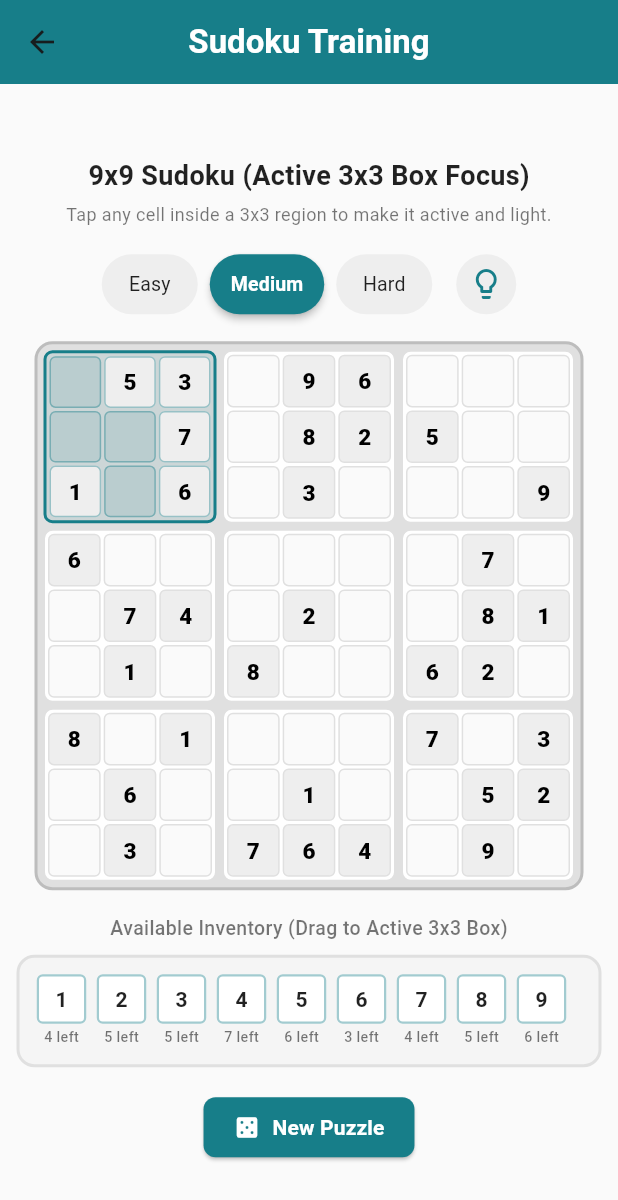
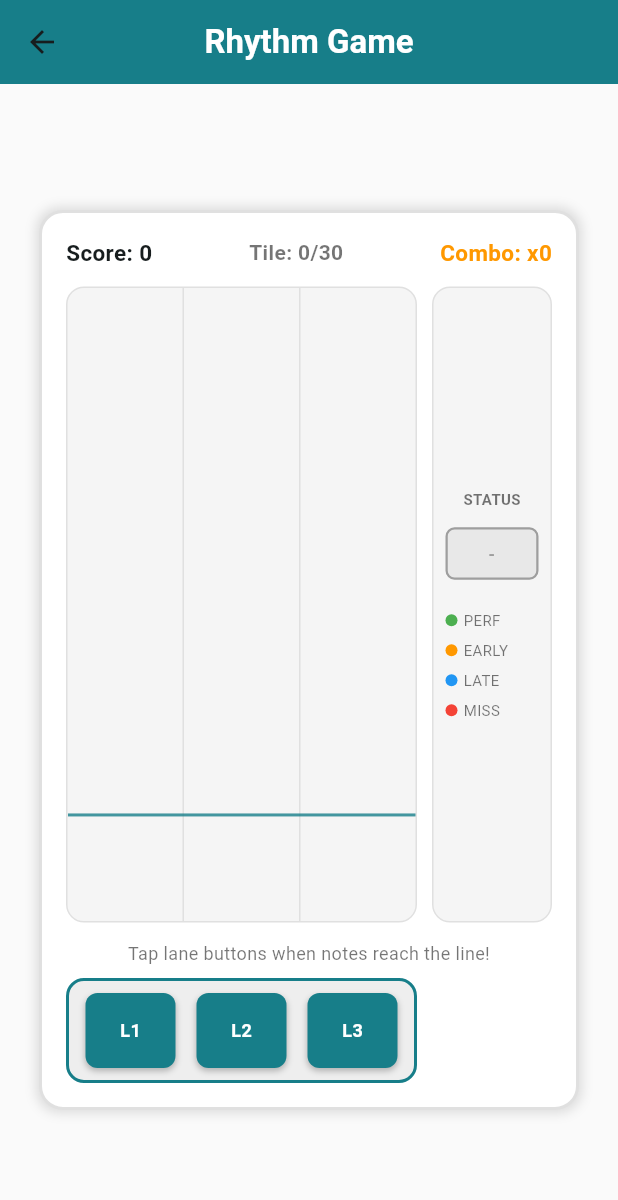
Before and after one commit to andreayeowy-dotcom/Rehab-Sudoku, a Flutter app: the screen it shows after launch, after a tap on "Start Training", on a phone screen of 412 x 824 dp. Shown: the top 1200 px of the screen. Run offline on Flutter 3.47's test engine with Material 3 defaults, Android fonts, the phone set to English and light mode, and no system bars.

Commit message:
Added the rhythm game as demo.dart. can change by replacing the sudoku page with the rhythm game page in main.dart.

```diff
--- a/lib/demo.dart
+++ b/lib/demo.dart
@@ -0,0 +1,523 @@
+import 'package:flutter/material.dart';
+import 'dart:math';
+
+class NoteData {
+  final int lane;
+  double topPosition; // Starts further above screen (-0.3) to appear sooner
+  bool isHit;
+
+  NoteData({
+    required this.lane,
+    this.topPosition = -0.3,
+    this.isHit = false,
+  });
+}
+
+class RhythmSwapGame extends StatefulWidget {
+  const RhythmSwapGame({super.key});
+
+  @override
+  State<RhythmSwapGame> createState() => _RhythmSwapGameState();
+}
+
+class _RhythmSwapGameState extends State<RhythmSwapGame> with SingleTickerProviderStateMixin {
+  late AnimationController _gameController;
+  final List<NoteData> _activeNotes = [];
+  final Random _random = Random();
+
+  int _score = 0;
+  int _combo = 0;
+  double _spawnTimer = 0;
+
+  // Feedback tracking for indicators
+  String _lastJudgment = '';
+  Color _lastJudgmentColor = Colors.grey;
+
+  // Track pressed state for each lane button
+  final List<bool> _pressedLanes = [false, false, false];
+
+  // Tracking metrics for the 30-tile limit
+  int _totalSpawned = 0;
+  int _totalHit = 0;
+  bool _isGameOver = false;
+
+  static const int _maxTiles = 30;
+  static const Color _primaryColor = Color(0xFF177E89);
+
+  // Perfect hit position constant used for both line rendering and hit detection
+  static const double _perfectPosition = 0.85;
+
+  @override
+  void initState() {
+    super.initState();
+    _resetGame();
+
+    // Game loop running at 60 FPS via Ticker
+    _gameController = AnimationController(
+      vsync: this,
+      duration: const Duration(seconds: 1),
+    )..repeat();
+
+    _gameController.addListener(_updateGameLoop);
+  }
+
+  void _resetGame() {
+    setState(() {
+      _activeNotes.clear();
+      _score = 0;
+      _combo = 0;
+      _spawnTimer = 0;
+      _totalSpawned = 0;
+      _totalHit = 0;
+      _lastJudgment = '';
+      _lastJudgmentColor = Colors.grey;
+      _pressedLanes.fillRange(0, 3, false);
+      _isGameOver = false;
+    });
+  }
+
+  @override
+  void dispose() {
+    _gameController.dispose();
+    super.dispose();
+  }
+
+  void _updateGameLoop() {
+    if (_isGameOver) return;
+
+    setState(() {
+      double deltaTime = 0.016; // approximate delta for 60fps
+      _spawnTimer += deltaTime;
+
+      // Spawn a new note every 1.5 seconds if we haven't reached 30 tiles
+      if (_spawnTimer > 1.5 && _totalSpawned < _maxTiles) {
+        _spawnTimer = 0;
+        _totalSpawned++;
+        int lane = _random.nextInt(3);
+        _activeNotes.add(NoteData(lane: lane));
+      }
+
+      // Falling speed (0.45)
+      for (var note in _activeNotes) {
+        note.topPosition += deltaTime * 0.45;
+      }
+
+      // Check for missed notes that passed the bottom interceptor line
+      for (int i = _activeNotes.length - 1; i >= 0; i--) {
+        var note = _activeNotes[i];
+        if (note.topPosition > 0.95) {
+          // Missed note
+          _combo = 0;
+          _lastJudgment = 'MISS';
+          _lastJudgmentColor = Colors.red;
+          _activeNotes.removeAt(i);
+        }
+      }
+
+      // Check if game is finished (all 30 tiles spawned and resolved)
+      if (_totalSpawned >= _maxTiles && _activeNotes.isEmpty) {
+        _isGameOver = true;
+      }
+    });
+  }
+
+  void _handleLaneTap(int lane) {
+    if (_isGameOver) return;
+    setState(() {
+      int hitIndex = -1;
+      String judgment = '';
+      Color judgmentColor = Colors.grey;
+
+      // Look for a note in this lane within the hit window (~0.70 to 0.95)
+      for (int i = 0; i < _activeNotes.length; i++) {
+        var note = _activeNotes[i];
+        if (note.lane == lane && !note.isHit) {
+          if (note.topPosition >= 0.70 && note.topPosition <= 0.95) {
+            hitIndex = i;
+            double diff = note.topPosition - _perfectPosition;
+
+            // Timing windows aligned precisely with the target line
+            if (diff.abs() <= 0.03) {
+              judgment = 'PERFECT';
+              judgmentColor = Colors.green;
+              _score += 100 * (_combo > 0 ? _combo : 1);
+            } else if (diff < 0) {
+              judgment = 'EARLY';
+              judgmentColor = Colors.orange;
+              _score += 50 * (_combo > 0 ? _combo : 1);
+            } else {
+              judgment = 'LATE';
+              judgmentColor = Colors.blue;
+              _score += 50 * (_combo > 0 ? _combo : 1);
+            }
+            break;
+          }
+        }
+      }
+
+      if (hitIndex != -1) {
+        _combo++;
+        _totalHit++;
+        _activeNotes.removeAt(hitIndex);
+        _lastJudgment = judgment;
+        _lastJudgmentColor = judgmentColor;
+      }
+    });
+  }
+
+  @override
+  Widget build(BuildContext context) {
+    return Center(
+      child: Container(
+        width: 360,
+        height: 600,
+        padding: const EdgeInsets.all(16),
+        decoration: BoxDecoration(
+          color: Colors.white,
+          borderRadius: BorderRadius.circular(16),
+          border: Border.all(color: Colors.grey[300]!, width: 2),
+          boxShadow: const [BoxShadow(color: Colors.black12, blurRadius: 6, spreadRadius: 2)],
+        ),
+        child: _isGameOver ? _buildFeedbackView() : _buildGamePlayView(),
+      ),
+    );
+  }
+
+  Widget _buildGamePlayView() {
+    return Column(
+      mainAxisAlignment: MainAxisAlignment.spaceBetween,
+      children: [
+        // Score, Combo & Tile Count Header
+        Row(
+          mainAxisAlignment: MainAxisAlignment.spaceBetween,
+          children: [
+            Text("Score: $_score", style: const TextStyle(fontSize: 15, fontWeight: FontWeight.bold)),
+            Text("Tile: $_totalSpawned/$_maxTiles", style: const TextStyle(fontSize: 14, color: Colors.black54, fontWeight: FontWeight.w600)),
+            Text("Combo: x$_combo", style: const TextStyle(fontSize: 15, fontWeight: FontWeight.bold, color: Colors.orange)),
+          ],
+        ),
+
+        // Falling Notes Area with Side Indicator Panel
+        Expanded(
+          child: Padding(
+            padding: const EdgeInsets.symmetric(vertical: 12),
+            child: Row(
+              children: [
+                // Rhythm Track (takes flex space, pushing lanes naturally left)
+                Expanded(
+                  flex: 3,
+                  child: Container(
+                    decoration: BoxDecoration(
+                      color: Colors.grey[100],
+                      borderRadius: BorderRadius.circular(12),
+                      border: Border.all(color: Colors.grey[300]!),
+                    ),
+                    child: ClipRect(
+                      child: LayoutBuilder(
+                        builder: (context, constraints) {
+                          double trackHeight = constraints.maxHeight;
+                          double targetTopOffset = _perfectPosition * (trackHeight - 24);
+
+                          return Stack(
+                            clipBehavior: Clip.none,
+                            children: [
+                              // Lane dividers
+                              Row(
+                                mainAxisAlignment: MainAxisAlignment.spaceEvenly,
+                                children: List.generate(2, (_) => Container(width: 1, color: Colors.grey[300])),
+                              ),
+                              // Falling Notes
+                              ..._activeNotes.map((note) {
+                                double laneWidth = constraints.maxWidth / 3;
+                                double leftPos = note.lane * laneWidth + (laneWidth - 60) / 2;
+                                double topPos = note.topPosition * (trackHeight - 24);
+
+                                return Positioned(
+                                  left: leftPos,
+                                  top: topPos,
+                                  child: Container(
+                                    width: 60,
+                                    height: 24,
+                                    decoration: BoxDecoration(
+                                      color: _primaryColor,
+                                      borderRadius: BorderRadius.circular(6),
+                                      boxShadow: const [BoxShadow(color: Colors.black26, blurRadius: 2, offset: Offset(0, 1))],
+                                    ),
+                                  ),
+                                );
+                              }),
+                              // Interceptor Line Indicator
+                              Positioned(
+                                top: targetTopOffset + 12,
+                                left: 0,
+                                right: 0,
+                                child: Container(
+                                  height: 2,
+                                  color: _primaryColor.withValues(alpha: 0.8),
+                                ),
+                              ),
+                            ],
+                          );
+                        },
+                      ),
+                    ),
+                  ),
+                ),
+                const SizedBox(width: 10),
+                // Side Indicator Panel
+                SizedBox(
+                  width: 80,
+                  child: Container(
+                    padding: const EdgeInsets.all(8),
+                    decoration: BoxDecoration(
+                      color: Colors.grey[100],
+                      borderRadius: BorderRadius.circular(12),
+                      border: Border.all(color: Colors.grey[300]!),
+                    ),
+                    child: Column(
+                      mainAxisAlignment: MainAxisAlignment.center,
+                      children: [
+                        const Text(
+                          "STATUS",
+                          style: TextStyle(fontSize: 10, fontWeight: FontWeight.bold, color: Colors.black54),
+                        ),
+                        const SizedBox(height: 12),
+                        Container(
+                          padding: const EdgeInsets.symmetric(vertical: 8, horizontal: 4),
+                          width: double.infinity,
+                          alignment: Alignment.center,
+                          decoration: BoxDecoration(
+                            color: _lastJudgmentColor.withValues(alpha: 0.15),
+                            borderRadius: BorderRadius.circular(6),
+                            border: Border.all(color: _lastJudgmentColor, width: 1.5),
+                          ),
+                          child: Text(
+                            _lastJudgment.isEmpty ? '-' : _lastJudgment,
+                            style: TextStyle(
+                              fontSize: 11,
+                              fontWeight: FontWeight.bold,
+                              color: _lastJudgment.isEmpty ? Colors.grey : _lastJudgmentColor,
+                            ),
+                            textAlign: TextAlign.center,
+                          ),
+                        ),
+                        const SizedBox(height: 20),
+                        _buildIndicatorLegend("PERF", Colors.green),
+                        const SizedBox(height: 6),
+                        _buildIndicatorLegend("EARLY", Colors.orange),
+                        const SizedBox(height: 6),
+                        _buildIndicatorLegend("LATE", Colors.blue),
+                        const SizedBox(height: 6),
+                        _buildIndicatorLegend("MISS", Colors.red),
+                      ],
+                    ),
+                  ),
+                ),
+              ],
+            ),
+          ),
+        ),
+
+        // Tappable Lane Buttons perfectly matched to the track's left layout and width
+        Column(
+          children: [
+            const Text(
+              "Tap lane buttons when notes reach the line!",
+              style: TextStyle(fontSize: 12, color: Colors.black54),
+              textAlign: TextAlign.center,
+            ),
+            const SizedBox(height: 8),
+            Row(
+              children: [
+                Expanded(
+                  flex: 3,
+                  child: Container(
+                    height: 70,
+                    padding: const EdgeInsets.symmetric(horizontal: 4, vertical: 8),
+                    decoration: BoxDecoration(
+                      color: Colors.grey[200],
+                      borderRadius: BorderRadius.circular(12),
+                      border: Border.all(color: _primaryColor, width: 2),
+                    ),
+                    child: LayoutBuilder(
+                      builder: (context, constraints) {
+                        return Stack(
+                          clipBehavior: Clip.none,
+                          children: List.generate(3, (index) {
+                            double laneWidth = constraints.maxWidth / 3;
+                            double leftPos = index * laneWidth + (laneWidth - 60) / 2;
+                            bool isPressed = _pressedLanes[index];
+
+                            return Positioned(
+                              left: leftPos,
+                              top: 0,
+                              child: GestureDetector(
+                                onTapDown: (_) {
+                                  setState(() {
+                                    _pressedLanes[index] = true;
+                                  });
+                                  _handleLaneTap(index);
+                                },
+                                onTapUp: (_) {
+                                  setState(() {
+                                    _pressedLanes[index] = false;
+                                  });
+                                },
+                                onTapCancel: () {
+                                  setState(() {
+                                    _pressedLanes[index] = false;
+                                  });
+                                },
+                                child: AnimatedContainer(
+                                  duration: const Duration(milliseconds: 50),
+                                  width: 60, // Exactly matches note width
+                                  height: 50,
+                                  decoration: BoxDecoration(
+                                    color: isPressed ? const Color(0xFF0F525A) : _primaryColor,
+                                    borderRadius: BorderRadius.circular(8),
+                                    boxShadow: isPressed
+                                        ? [const BoxShadow(color: Colors.black12, blurRadius: 1, offset: Offset(0, 1))]
+                                        : [const BoxShadow(color: Colors.black26, blurRadius: 3, offset: Offset(0, 2))],
+                                    border: isPressed ? Border.all(color: Colors.white, width: 1.5) : null,
+                                  ),
+                                  alignment: Alignment.center,
+                                  child: Text(
+                                    "L${index + 1}",
+                                    style: TextStyle(
+                                      color: Colors.white,
+                                      fontWeight: FontWeight.bold,
+                                      fontSize: isPressed ? 11.5 : 12,
+                                    ),
+                                  ),
+                                ),
+                              ),
+                            );
+                          }),
+                        );
+                      },
+                    ),
+                  ),
+                ),
+                const SizedBox(width: 10),
+                // Empty spacing box to balance out the side status panel width so widths line up perfectly
+                const SizedBox(width: 80),
+              ],
+            ),
+          ],
+        ),
+      ],
+    );
+  }
+
+  Widget _buildIndicatorLegend(String label, Color color) {
+    bool isActive = _lastJudgment == (label == "PERF" ? "PERFECT" : label);
+    return Row(
+      children: [
+        Container(
+          width: 8,
+          height: 8,
+          decoration: BoxDecoration(
+            color: color,
+            shape: BoxShape.circle,
+          ),
+        ),
+        const SizedBox(width: 4),
+        Text(
+          label,
+          style: TextStyle(
+            fontSize: 10,
+            fontWeight: isActive ? FontWeight.bold : FontWeight.normal,
+            color: Colors.black54,
+          ),
+        ),
+      ],
+    );
+  }
+
+  Widget _buildFeedbackView() {
+    double accuracy = _maxTiles > 0 ? (_totalHit / _maxTiles) * 100 : 0.0;
+
+    return Column(
+      mainAxisAlignment: MainAxisAlignment.center,
+      children: [
+        const Icon(Icons.emoji_events, size: 64, color: Colors.amber),
+        const SizedBox(height: 12),
+        const Text(
+          "Performance Summary",
+          style: TextStyle(fontSize: 22, fontWeight: FontWeight.bold, color: Colors.black87),
+        ),
+        const SizedBox(height: 24),
+        Container(
+          padding: const EdgeInsets.all(16),
+          decoration: BoxDecoration(
+            color: Colors.grey[100],
+            borderRadius: BorderRadius.circular(12),
+            border: Border.all(color: Colors.grey[300]!),
+          ),
+          child: Column(
+            children: [
+              _buildFeedbackRow("Final Score", "$_score"),
+              const Divider(height: 20),
+              _buildFeedbackRow("Tiles Hit", "$_totalHit / $_maxTiles"),
+              const Divider(height: 20),
+              _buildFeedbackRow("Accuracy", "${accuracy.toStringAsFixed(1)}%"),
+            ],
+          ),
+        ),
+        const SizedBox(height: 32),
+        ElevatedButton.icon(
+          onPressed: _resetGame,
+          icon: const Icon(Icons.replay, color: Colors.white),
+          label: const Text(
+            "Play Again",
+            style: TextStyle(color: Colors.white, fontWeight: FontWeight.bold, fontSize: 16),
+          ),
+          style: ElevatedButton.styleFrom(
+            backgroundColor: _primaryColor,
+            padding: const EdgeInsets.symmetric(horizontal: 28, vertical: 12),
+            shape: RoundedRectangleBorder(borderRadius: BorderRadius.circular(8)),
+          ),
+        ),
+      ],
+    );
+  }
+
+  Widget _buildFeedbackRow(String label, String value) {
+    return Row(
+      mainAxisAlignment: MainAxisAlignment.spaceBetween,
+      children: [
+        Text(label, style: const TextStyle(fontSize: 15, color: Colors.black54, fontWeight: FontWeight.w500)),
+        Text(value, style: const TextStyle(fontSize: 16, color: Colors.black87, fontWeight: FontWeight.bold)),
+      ],
+    );
+  }
+}
+
+class RhythmGamePg extends StatelessWidget {
+  const RhythmGamePg({super.key});
+
+  @override
+  Widget build(BuildContext context) {
+    const primaryColor = Color(0xFF177E89);
+
+    return Scaffold(
+      backgroundColor: Colors.grey[50],
+      appBar: AppBar(
+        title: const Text(
+          'Rhythm Game',
+          style: TextStyle(
+            color: Colors.white,
+            fontSize: 22,
+            fontWeight: FontWeight.bold,
+          ),
+        ),
+        centerTitle: true,
+        backgroundColor: primaryColor,
+      ),
+      body: const Padding(
+        padding: EdgeInsets.symmetric(vertical: 16),
+        child: RhythmSwapGame(),
+      ),
+    );
+  }
+}
--- a/lib/main.dart
+++ b/lib/main.dart
@@ -2,6 +2,7 @@
 import 'package:flutter/material.dart';
 import '../reach_quest_screen.dart';
 import "../sudoku2.dart";
+import 'demo.dart';
 
 
 void main() {
@@ -117,7 +118,7 @@ class PatientHomeScreen extends StatelessWidget {
                   buttonText: 'Start Training',
                   onPressed: () {
 
-                    Navigator.push(context, MaterialPageRoute<void>(builder: (context) => const SudokuPg(),),);
+                    Navigator.push(context, MaterialPageRoute<void>(builder: (context) => const RhythmGamePg(),),);
 
                     // openScreen(
                     //   context,
```
